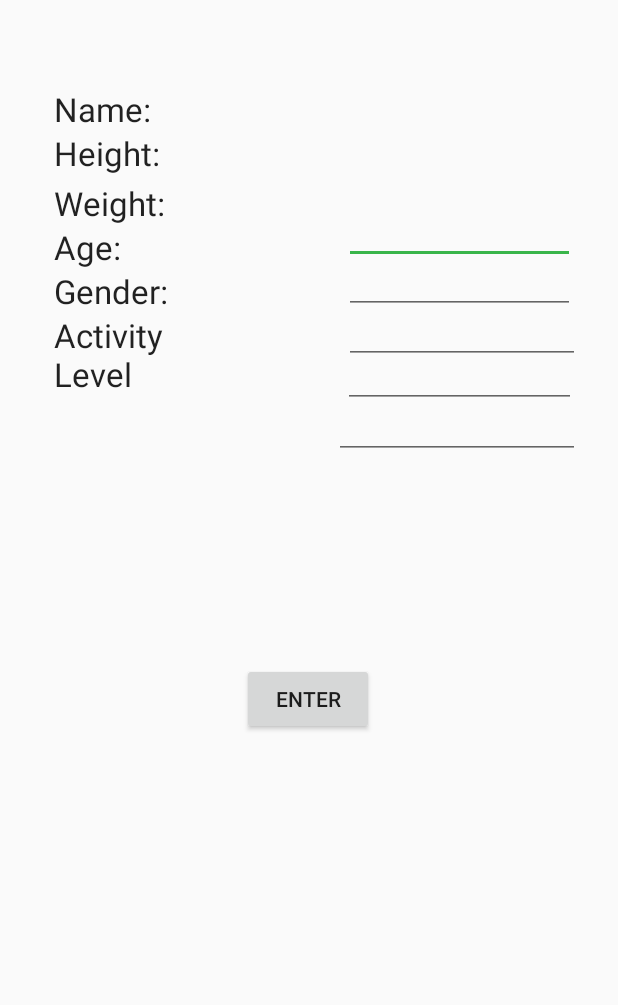
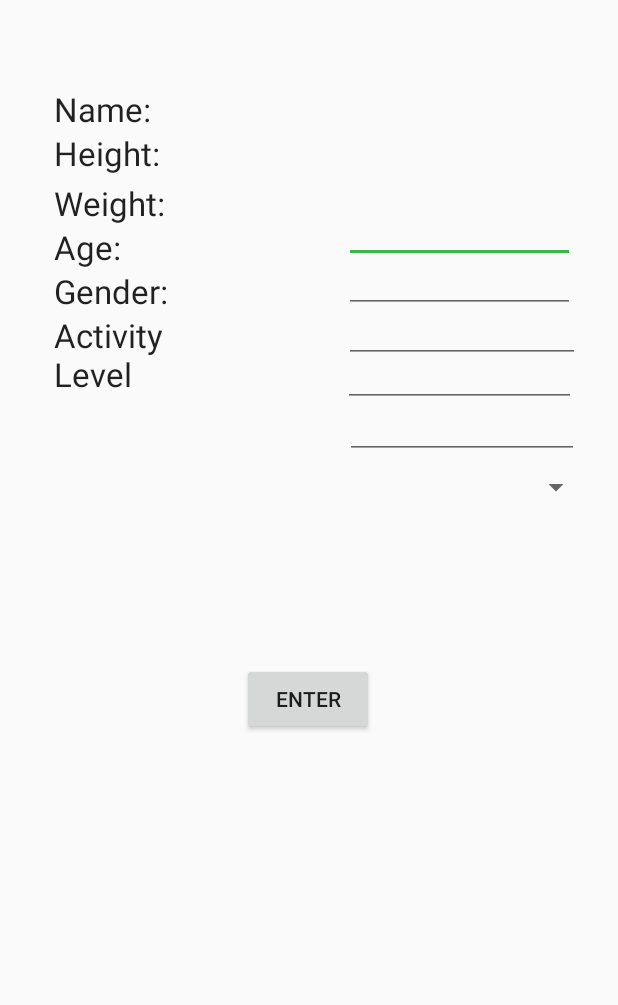
Before and after one commit to lkaicher/HealthHack2020, an Android app: the layout activity_newuser.xml on its own in the app's theme, with its tools: preview values and no code run, on a phone screen of 412 x 824 dp. Shown: the part 231-1236 px from the top of the screen. Run offline under Robolectric (Android 15) with nearby library versions, the phone set to English and light mode, and no system bars.

Commit message:
Added activity level under gender on new user screen

```diff
--- a/app/src/main/res/layout/activity_newuser.xml
+++ b/app/src/main/res/layout/activity_newuser.xml
@@ -132,8 +132,8 @@
 
     <com.google.android.material.textfield.TextInputEditText
         android:id="@+id/textInputEditText4"
-        android:layout_width="164dp"
-        android:layout_height="35dp"
+        android:layout_width="156dp"
+        android:layout_height="36dp"
         android:layout_marginEnd="16dp"
         android:layout_marginRight="16dp"
         android:layout_marginBottom="364dp"
@@ -154,4 +154,13 @@
         app:layout_constraintStart_toStartOf="parent"
         app:layout_constraintTop_toTopOf="@+id/textView3"
         app:layout_constraintVertical_bias="1.0" />
+
+    <Spinner
+        android:id="@+id/spinner2"
+        android:layout_width="183dp"
+        android:layout_height="38dp"
+        app:layout_constraintEnd_toEndOf="parent"
+        app:layout_constraintHorizontal_bias="0.725"
+        app:layout_constraintStart_toEndOf="@+id/textView2"
+        app:layout_constraintTop_toBottomOf="@+id/textInputEditText4" />
 </androidx.constraintlayout.widget.ConstraintLayout>
```
